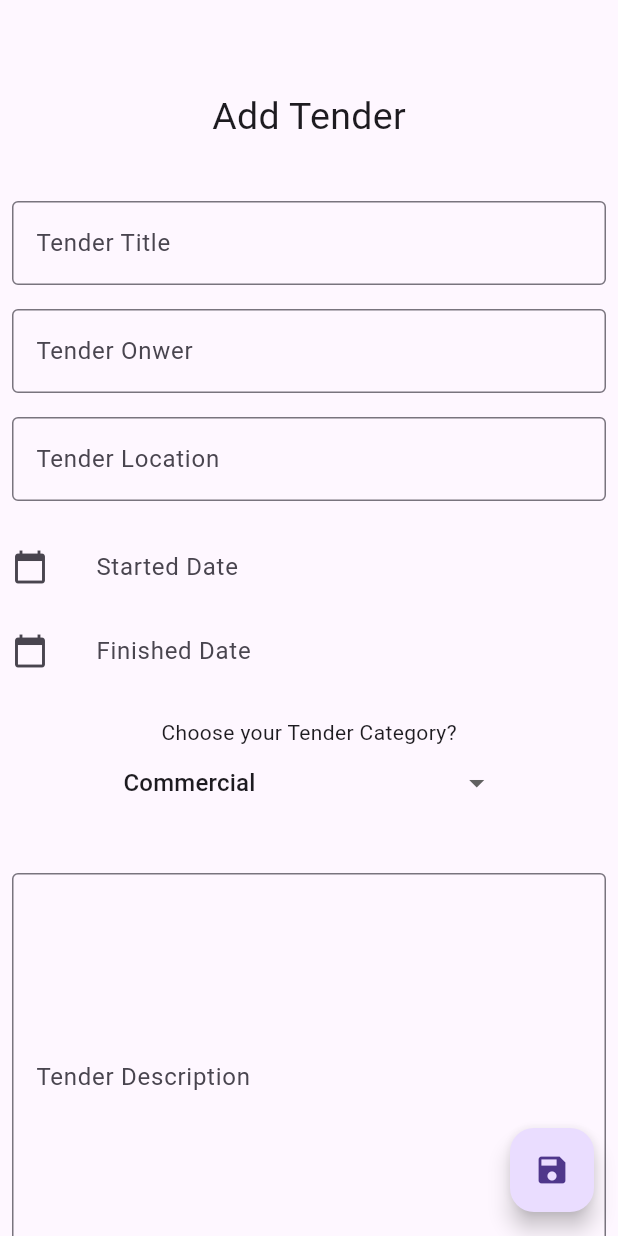
After one commit to Bot200037/tenders_discovery, a Flutter app: the AddTender screen opened directly, on a phone screen of 412 x 824 dp. The commit adds this screen. Run offline on Flutter 3.47's test engine with Material 3 defaults, Android fonts, the phone set to English and light mode, and no system bars; our stand-ins replace sqflite; accounts and stored records are empty.

Commit message:
Make all Tables and some modify

```diff
--- a/lib/main.dart
+++ b/lib/main.dart
@@ -1,8 +1,9 @@
 import 'package:flutter/material.dart';
 import 'package:provider/provider.dart';
-import 'package:tenders_discovery/test_table.dart';
 import 'sqldb.dart';
 
+//import 'test_table.dart';
+import 'pages/tender_pages/T_homepage.dart';
 import 'pages/userslogin_pages/U_registerpage.dart';
 
 void main() async{
@@ -29,7 +30,7 @@ class MyApp extends StatelessWidget {
       theme: ThemeData(
         primarySwatch: Colors.blue,
       ),
-      home: const RegisterPage(),
+      home: const TenderHome(),
     );
   }
 }
--- /dev/null
+++ b/lib/pages/tender_pages/T_addpage.dart
@@ -0,0 +1,210 @@
+// ignore_for_file: file_names, avoid_print, prefer_const_constructors, prefer_final_fields, unnecessary_string_interpolations
+import 'package:flutter/material.dart';
+import '../../sqldb.dart';
+
+
+class AddTender extends StatefulWidget {
+  const AddTender({ Key? key }) : super(key: key);
+
+  @override
+  State<AddTender> createState() => _AddTenderState();
+}
+
+class _AddTenderState extends State<AddTender> {
+
+/*
+
+*/
+SqlDb sqlDb = SqlDb();
+TextEditingController _tenderTitle = TextEditingController();
+TextEditingController _tenderOnwer = TextEditingController();
+TextEditingController _tenderLocation = TextEditingController();
+TextEditingController _startedDate = TextEditingController();
+TextEditingController _finishedDate = TextEditingController();
+TextEditingController _tenderCategory = TextEditingController();
+TextEditingController _tenderDescription = TextEditingController();
+String val="Commercial";
+List listItem = ["Commercial", "Company"];
+
+Future<void> _selectDateS() async {
+  DateTime? _picked = await showDatePicker(
+    context: context,
+    initialDate: DateTime.now(),
+    firstDate: DateTime(2000),
+    lastDate: DateTime(2100),
+    );
+    if(_picked != null){
+      setState(() {
+        _startedDate.text = _picked.toString().split(" ")[0];
+      });
+    }
+}
+Future<void> _selectDateF() async {
+  DateTime? _picked = await showDatePicker(
+    context: context,
+    initialDate: DateTime.now(),
+    firstDate: DateTime(2000),
+    lastDate: DateTime(2100),
+    );
+    if(_picked != null){
+      setState(() {
+        _finishedDate.text = _picked.toString().split(" ")[0];
+      });
+    }
+}
+
+
+  @override
+  void initState() {
+    _tenderCategory.text = "Tender";
+
+    // TODO: implement initState
+    super.initState();
+  }
+
+  @override
+  Widget build(BuildContext context) {
+    return Scaffold(
+      floatingActionButton: FloatingActionButton(
+        child: Icon(Icons.save),
+                  onPressed: () async {
+/*                   int response = await sqlDb.singup("users", {
+                        "user_name" : "${_userNameController.text}",
+                        "user_email" : "${_userEmailController.text}",
+                        "user_mobile" : "${_userMobileController.text}",
+                        "user_password" : "${_userPasswordController.text}",
+                        "user_type" : "${_userTypeController.text}",
+                    });
+                    if ( response > 0){
+                      //Navigator
+                      Navigator.push(context,
+                                      MaterialPageRoute(builder: (context) => const LoginPage()));
+                                }
+ */                  },
+      ),
+      body: SingleChildScrollView(
+          child: Column(
+               children: [
+                SizedBox(height: 50),
+                Container(
+                  margin: EdgeInsets.all(10),
+                  alignment: Alignment.center,
+                  child: Text('Add Tender', style: TextStyle(fontSize: 25)),
+                ),
+                SizedBox(height: 20),
+                Padding(
+                  padding: const EdgeInsets.all(8.0),
+                  child: TextFormField(
+                    controller: _tenderTitle,
+                    decoration: InputDecoration(
+                      labelText: 'Tender Title',
+                      border: OutlineInputBorder(),
+                    ),
+                  ),
+                ),
+                Padding(
+                  padding: const EdgeInsets.all(8.0),
+                  child: TextFormField(
+                    controller: _tenderOnwer,
+                    decoration: InputDecoration(
+                      labelText: 'Tender Onwer',
+                      border: OutlineInputBorder(),
+                    ),
+                  ),
+                ),
+                Padding(
+                  padding: const EdgeInsets.all(8.0),
+                  child: TextFormField(
+                    controller: _tenderLocation,
+                    decoration: InputDecoration(
+                      labelText: 'Tender Location',
+                      border: OutlineInputBorder(),
+                    ),
+                  ),
+                ),
+                Padding(
+                  padding: const EdgeInsets.symmetric(horizontal: 8,vertical: 8),
+                  child: Column(
+                    children: [
+                      TextFormField(
+                        controller: _startedDate,
+                        decoration: InputDecoration(
+                          labelText: 'Started Date',
+                          //filled: true,
+                          icon: Icon(Icons.calendar_today),
+                          enabledBorder: OutlineInputBorder(
+                            borderSide: BorderSide.none
+                          ),
+                          focusedBorder: OutlineInputBorder(
+                            borderSide: BorderSide(color: Colors.blue)
+                          ),
+                        ),
+                        readOnly: true,
+                        onTap: _selectDateS,
+                      ),
+                      TextFormField(
+                        controller: _finishedDate,
+                        decoration: InputDecoration(
+                          labelText: 'Finished Date',
+                          //filled: true,
+                          icon: Icon(Icons.calendar_today),
+                          enabledBorder: OutlineInputBorder(
+                            borderSide: BorderSide.none
+                          ),
+                          focusedBorder: OutlineInputBorder(
+                            borderSide: BorderSide(color: Colors.blue)
+                          ),
+                        ),
+                        readOnly: true,
+                        onTap: _selectDateF,
+                      ),
+                    ],
+                  ),
+                ),
+                Padding(
+                  padding: const EdgeInsets.all(8.0),
+                  child: Column(
+                    children: [
+                      Text("Choose your Tender Category?"),
+                      DropdownButton(
+                        hint: Text("Choose your Tender Category?"),
+                        icon: Icon(Icons.arrow_drop_down),
+                        underline: SizedBox(),
+                        value: val,
+                        onChanged: (newValue) {
+                          setState(() {
+                            val = newValue as String;
+                            _tenderCategory.text = val;
+                          });
+                        },
+                        items: listItem.map((valueItem){
+                          return DropdownMenuItem(
+                            value: valueItem,
+                            child: Text(valueItem),
+                          );
+                        }).toList(),
+                      ),
+                    ],
+                  )
+                ),
+               SizedBox(height: 20),
+                Padding(
+                  padding: const EdgeInsets.all(8.0),
+                  child: TextFormField(
+                    maxLines: 10,
+                    controller: _tenderDescription,
+                    decoration: InputDecoration(
+                      labelText: 'Tender Description',
+                      border: OutlineInputBorder(),
+                    ),
+                  ),
+                ),
+               SizedBox(height: 20),
+                ],
+            ),
+          ),
+
+
+    );
+  }
+}
--- a/lib/pages/userslogin_pages/U_loginpage.dart
+++ b/lib/pages/userslogin_pages/U_loginpage.dart
@@ -1,5 +1,6 @@
 // ignore_for_file: file_names, avoid_print, prefer_const_constructors, prefer_final_fields, unnecessary_string_interpolations
 import 'package:flutter/material.dart';
+import 'package:tenders_discovery/pages/admin_pages/A_homepage.dart';
 import 'package:tenders_discovery/pages/contractor_pages/C_homepage.dart';
 import 'package:tenders_discovery/pages/tender_pages/T_homepage.dart';
 import 'package:tenders_discovery/pages/userslogin_pages/U_registerpage.dart';
@@ -36,7 +37,10 @@ TextEditingController _userPasswordController = TextEditingController();
     AND user_type = 'Contractor'
     ''');
 
-    if(responseT == true){
+    if(_userNameController.text == "admin" && _userPasswordController.text == "123"){
+      Navigator.pushReplacement(context,
+          MaterialPageRoute(builder: (context) => AdminHome()));
+    } else if (responseT == true){
       if(!mounted) return;
       Navigator.pushReplacement(context,
           MaterialPageRoute(builder: (context) => TenderHome()));
--- a/lib/pages/userslogin_pages/U_registerpage.dart
+++ b/lib/pages/userslogin_pages/U_registerpage.dart
@@ -18,7 +18,7 @@ TextEditingController _userEmailController = TextEditingController();
 TextEditingController _userMobileController = TextEditingController();
 TextEditingController _userPasswordController = TextEditingController();
 TextEditingController _userTypeController = TextEditingController();
-String val="Tender";
+String val="Contractor";
 List listItem = ["Tender", "Contractor"];
 
 
```
Also changed, not shown: lib/note.dart (+11 -1 lines), lib/pages/admin_pages/A_homepage.dart (+17 -0 lines), lib/pages/tender_pages/T_homepage.dart (+42 -5 lines), lib/pages/tender_pages/T_requestppage.dart (added, +42 -0 lines), lib/sqldb.dart (+41 -9 lines).
